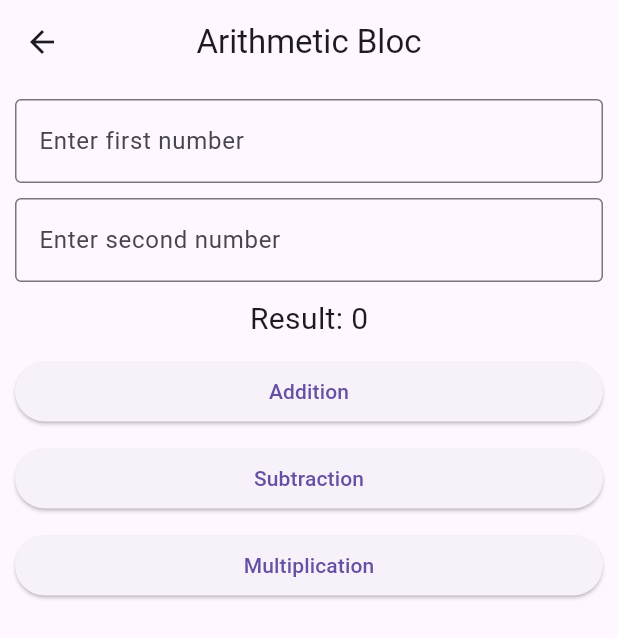
After one commit to kripesh03/bloc, a Flutter app: the NewArithmeticBlocView screen opened directly, on a phone screen of 412 x 824 dp. The commit adds this screen. Shown: the top 638 px of the screen. Run offline on Flutter 3.47's test engine with Material 3 defaults, Android fonts, the phone set to English and light mode, and no system bars; our stand-ins replace flutter_bloc.

Commit message:
second class

```diff
--- /dev/null
+++ b/lib/bloc/arithimetic_bloc.dart
@@ -0,0 +1,51 @@
+import 'package:flutter/material.dart';
+import 'package:flutter_bloc/flutter_bloc.dart';
+
+@immutable
+sealed class ArithmeticEvent{
+
+}
+
+
+class IncrementEvent extends ArithmeticEvent{
+  final int first;
+  final int second;
+
+  IncrementEvent(this.first,this.second);
+}
+
+class DecrementEvent extends ArithmeticEvent{
+  final int first;
+  final int second;
+
+  DecrementEvent(this.first,this.second);
+}
+
+class MultiplyEvent extends ArithmeticEvent{
+  final int first;
+  final int second;
+
+  MultiplyEvent(this.first,this.second);
+}
+
+
+class ArithmeticBloc extends Bloc<ArithmeticEvent,int>{
+  ArithmeticBloc():super(0){
+    on<IncrementEvent>((event,emit){
+      final result = event.first + event.second;
+      emit(result);
+    });
+
+      on<DecrementEvent>((event,emit){
+      final result = event.first - event.second;
+      emit(result);
+
+    });
+
+      on<MultiplyEvent>((event,emit){
+      final result = event.first * event.second;
+      emit(result);
+
+    });
+  }
+}
--- /dev/null
+++ b/lib/view/arithmetic_bloc_view.dart
@@ -0,0 +1,104 @@
+import 'package:flutter/material.dart';
+
+class NewArithmeticBlocView extends StatefulWidget {
+  const NewArithmeticBlocView({super.key});
+
+  @override
+  State<NewArithmeticBlocView> createState() => _NewArithmeticBlocViewState();
+}
+
+class _NewArithmeticBlocViewState extends State<NewArithmeticBlocView> {
+  final firstController = TextEditingController(text: '');
+  final secondController = TextEditingController(text: '');
+  int result = 0;
+  final myKey = GlobalKey<FormState>();
+
+  @override
+  Widget build(BuildContext context) {
+    return Scaffold(
+      appBar: AppBar(
+        title: const Text('Arithmetic Bloc'),
+        centerTitle: true,
+      ),
+      body: Padding(
+        padding: const EdgeInsets.all(10),
+        child: Form(
+          key: myKey,
+          child: Column(
+            children: [
+              TextFormField(
+                controller: firstController,
+                keyboardType: TextInputType.number,
+                decoration: const InputDecoration(
+                  labelText: 'Enter first number',
+                  border: OutlineInputBorder(),
+                ),
+                validator: (value) {
+                  if (value == null || value.isEmpty) {
+                    return 'Please enter the first number';
+                  }
+                  if (int.tryParse(value) == null) {
+                    return 'Please enter a valid number';
+                  }
+                  return null;
+                },
+              ),
+              const SizedBox(height: 10),
+              TextFormField(
+                controller: secondController,
+                keyboardType: TextInputType.number,
+                decoration: const InputDecoration(
+                  labelText: 'Enter second number',
+                  border: OutlineInputBorder(),
+                ),
+                validator: (value) {
+                  if (value == null || value.isEmpty) {
+                    return 'Please enter the second number';
+                  }
+                  if (int.tryParse(value) == null) {
+                    return 'Please enter a valid number';
+                  }
+                  return null;
+                },
+              ),
+              const SizedBox(height: 10),
+              Text(
+                'Result: $result',
+                style: const TextStyle(fontSize: 20),
+              ),
+              const SizedBox(height: 10),
+              SizedBox(
+                width: double.infinity,
+                child: ElevatedButton(
+                  onPressed: () {
+                  },
+                  child: const Text('Addition'),
+                ),
+              ),
+              const SizedBox(height: 10),
+              SizedBox(
+                width: double.infinity,
+                child: ElevatedButton(
+                  onPressed: () {
+
+                  },
+                  child: const Text('Subtraction'),
+                ),
+              ),
+              const SizedBox(height: 10),
+              SizedBox(
+                width: double.infinity,
+                child: ElevatedButton(
+                  onPressed: () {
+
+                  },
+                  child: const Text('Multiplication'),
+                ),
+              ),
+            ],
+          ),
+        ),
+      ),
+    );
+  }
+}
--- a/pubspec.yaml
+++ b/pubspec.yaml
@@ -31,6 +31,7 @@ dependencies:
   flutter:
     sdk: flutter
   flutter_bloc: ^8.1.6
+  get_it: ^8.0.3
   intl: ^0.20.0
 
   # The following adds the Cupertino Icons font to your application.
```
Also changed, not shown: lib/view/counter_bloc_view.dart (added, +63 -0 lines), lib/view/dashboard_cubit_view.dart (+36 -0 lines), lib/view/student_bloc_view.dart (added, +64 -0 lines), lib/bloc/couter_bloc.dart (added), lib/bloc/student_bloc.dart (added), pubspec.lock.
